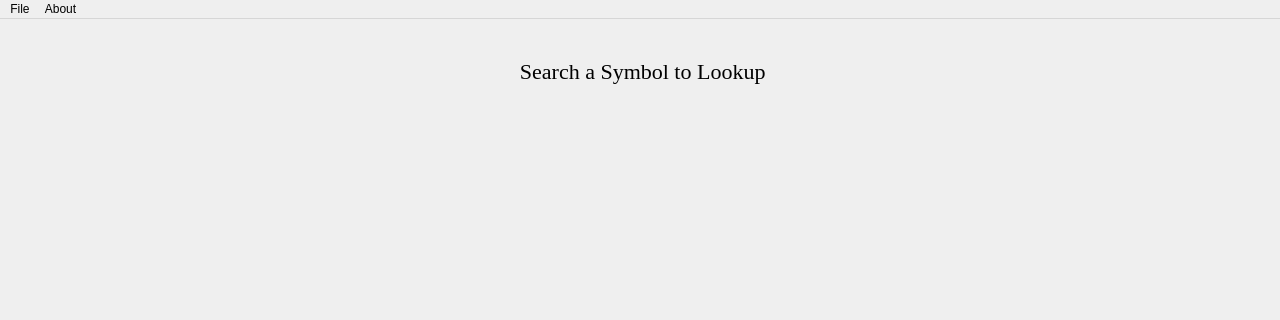
Above: MarketGame/mainwindow.ui from plagentile/Market_Game before the change; both pictures show x 0 to 1280 and y 0 to 320 of the 1280 by 720 pixel window. Below: the same form after it.
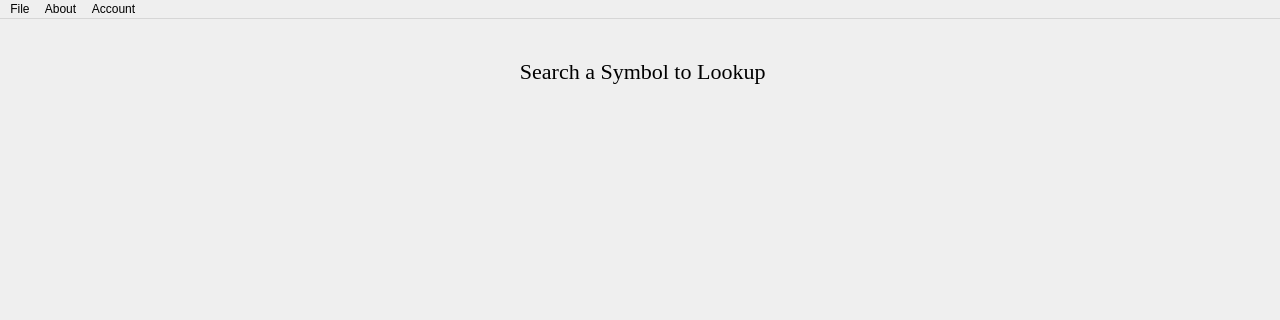
That is the form after the change. The open tabs and pages were chosen to show the change. Icons and pictures are not drawn. Custom widgets are drawn as their Qt base class.

What changed in the file:
```diff
--- a/MarketGame/mainwindow.ui
+++ b/MarketGame/mainwindow.ui
@@ -1061,8 +1061,15 @@
     <addaction name="actionAbout"/>
     <addaction name="actionTerms_Of_Service"/>
    </widget>
+   <widget class="QMenu" name="menuAccount">
+    <property name="title">
+     <string>Account</string>
+    </property>
+    <addaction name="actionAccount_Overview"/>
+   </widget>
    <addaction name="menuFile"/>
    <addaction name="menuAbout"/>
+   <addaction name="menuAccount"/>
   </widget>
   <action name="actionNew">
    <property name="text">
```
Left out of the diff: 7 changed lines with no effect on the pictures.
